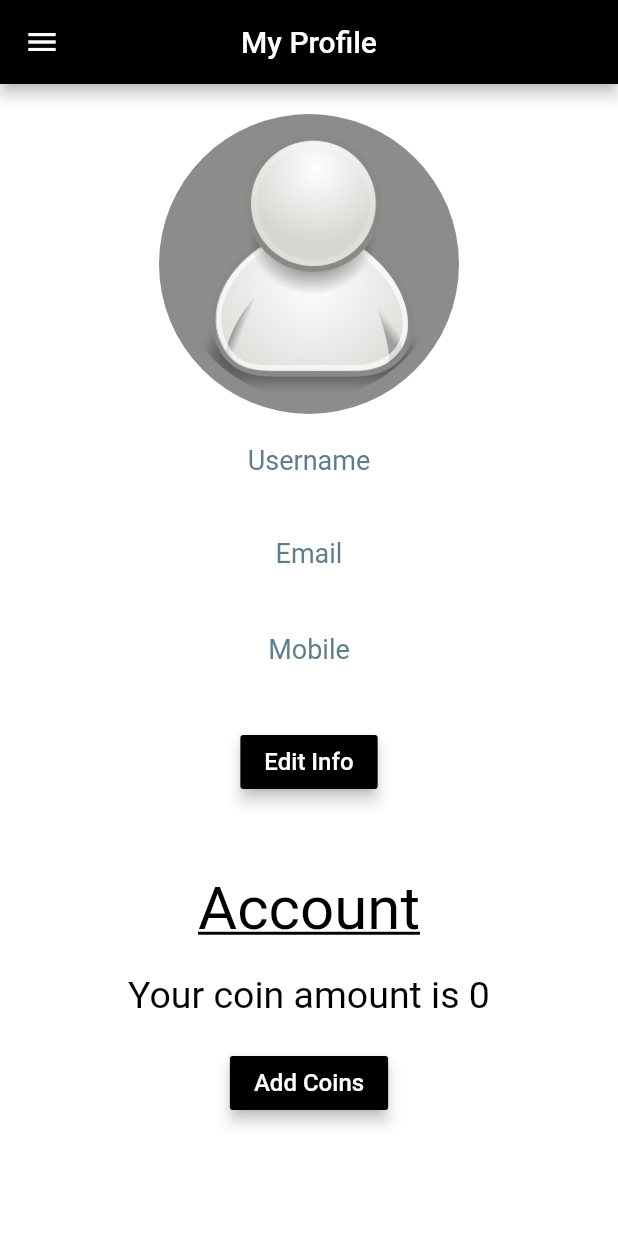
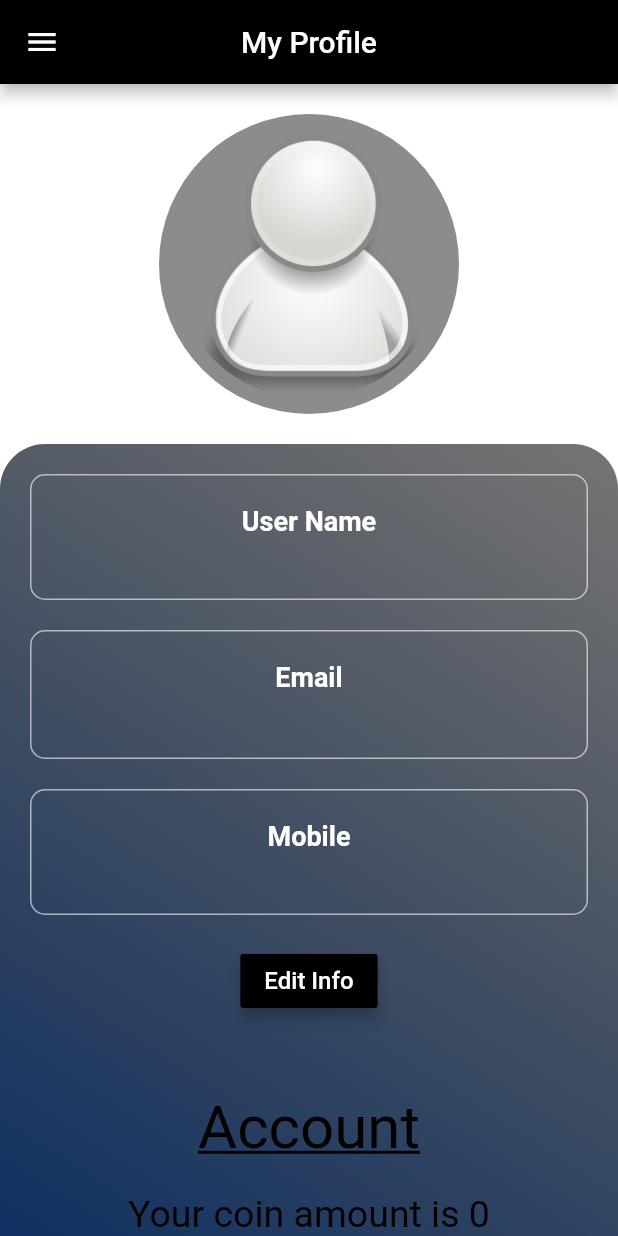
Before and after one commit to Sajid576/Train_Koi, a Flutter app: the ProfilePage screen opened directly, on a phone screen of 412 x 824 dp. Run offline on Flutter 3.47's test engine with Material 2 defaults, Android fonts, the phone set to English and light mode, and no system bars; our stand-ins replace connectivity, firebase_auth, fluttertoast, font_awesome_flutter, geolocator, google_maps_flutter and 3 more; missing offline and left inert: autocomplete_textfield, eventify, swipedetector; accounts and stored records are empty.

Commit message:
profileView beautified(#13)

```diff
--- a/lib/view/UserInfo/ProfileView.dart
+++ b/lib/view/UserInfo/ProfileView.dart
@@ -195,22 +195,51 @@ class _ProfilePageState extends State<ProfilePage> with SingleTickerProviderStat
                             ),
                           ],
                         ),
-                        LoadingController.loading==true? Center(child: CircularProgressIndicator()) : SizedBox(),
+
                         SizedBox(
                           height: 20.0,
                         ),
 
+                     Container(
+
+                      decoration: BoxDecoration(
+                          gradient: LinearGradient(
+                              begin: Alignment.topRight,
+                              end: Alignment.bottomLeft,
+                              colors: [Colors.black54, Color.fromRGBO(0, 41, 102, 1)]
+                          ),
+                        borderRadius: BorderRadius.only(topLeft: Radius.circular(30), topRight: Radius.circular(30)),
+                      ),
+                      child: Column(
+                        mainAxisAlignment: MainAxisAlignment.start,
+                          children: [
+
+                            SizedBox(
+                              height: 20.0,
+                            ),
                             Align(
                               alignment: Alignment.center,
                               child: Container(
+
+                                child: Column(
+                                  children: [
+
+                                          Container(
+                                            padding: EdgeInsets.only(top: 20,bottom: 20),
+                                            margin: EdgeInsets.only(left: 20,right: 20),
+                                            width:double.infinity,
                                             decoration: BoxDecoration(
-                              borderRadius: BorderRadius.only(topLeft: Radius.circular(30), topRight: Radius.circular(30)),
+                                              border: Border.all(
+                                                color: Colors.white60,
+                                              ),
+                                              borderRadius: BorderRadius.circular(10.0),
                                             ),
                                             child: Column(
-                              children: [
-                                Text('Username',
+                                              children:[
+                                                Text('User Name',
                                                     style: TextStyle(
-                                        color: Colors.blueGrey, fontSize: 18.0)),
+                                                        fontWeight: FontWeight.bold,
+                                                        color: Colors.white, fontSize: 18.0)),
                                                 editEnabled? TextField(
                                                   enabled: editEnabled,
                                                   onChanged: (text) {
@@ -222,23 +251,62 @@ class _ProfilePageState extends State<ProfilePage> with SingleTickerProviderStat
                                                 ) : Text(username,
                                                     style: TextStyle(
                                                         color: Colors.black, fontSize: 18.0)),
+
+
+                                                ]
+                                              ),
+
+                                            ),
+
+
                                     SizedBox(
                                       height: 20.0,
                                     ),
+                                    Container(
+                                         padding: EdgeInsets.only(top: 20,bottom: 20),
+                                         margin: EdgeInsets.only(left: 20,right: 20),
+                                         width:double.infinity,
+                                         decoration: BoxDecoration(
+                                           border: Border.all(
+                                             color: Colors.white60,
+                                           ),
+                                           borderRadius: BorderRadius.circular(10.0),
+                                         ),
+                                         child: Column(
+                                           children:[
+
                                              Text('Email',
                                                  style: TextStyle(
-                                        color: Colors.blueGrey, fontSize: 18.0)),
+                                                     fontWeight: FontWeight.bold,
+                                                     color: Colors.white, fontSize: 18.0)),
                                              Text(email,
                                                  style: TextStyle(
                                                      color: Colors.black,
                                                      fontSize: 20.0,
                                                      fontWeight: FontWeight.bold)),
+                                           ]
+                                         ),
+                                       ),
+
                                     SizedBox(
                                       height: 20.0,
                                     ),
+                                   Container(
+                                     margin: EdgeInsets.only(left: 20,right: 20),
+                                     padding: EdgeInsets.only(top: 20,bottom: 20),
+                                     width:double.infinity,
+                                     decoration: BoxDecoration(
+                                       border: Border.all(
+                                         color: Colors.white60,
+                                       ),
+                                       borderRadius: BorderRadius.circular(10.0),
+                                     ),
+                                     child: Column(
+                                       children:[
                                          Text('Mobile',
                                              style: TextStyle(
-                                        color: Colors.blueGrey, fontSize: 18.0)),
+                                                 fontWeight: FontWeight.bold,
+                                                 color: Colors.white, fontSize: 18.0)),
                                          editEnabled ? TextField(
                                            enabled: editEnabled,
                                            onChanged: (text)
@@ -249,6 +317,10 @@ class _ProfilePageState extends State<ProfilePage> with SingleTickerProviderStat
                                          ): Text(phoneNo,
                                              style: TextStyle(
                                                  color: Colors.black, fontSize: 18.0)),
+                                       ]
+                                     ),
+                                   ),
+
 
                                   ],
                                 ),
@@ -258,6 +330,7 @@ class _ProfilePageState extends State<ProfilePage> with SingleTickerProviderStat
                             SizedBox(
                               height: 20.0,
                             ),
+                            LoadingController.loading==true? Center(child: CircularProgressIndicator()) : SizedBox(),
                             Row(
                               mainAxisAlignment: MainAxisAlignment.spaceEvenly,
                               children: <Widget>[
@@ -336,6 +409,12 @@ class _ProfilePageState extends State<ProfilePage> with SingleTickerProviderStat
                             ),
 
 
+                          ],
+                      ),
+
+
+                    )
+
 
                       ],
 
```
Lines whose indentation alone changed are shown as unchanged.
